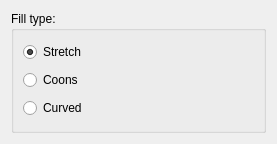
Qt form src/Mod/Surface/Gui/SurfaceFilling.ui (berndhahnebach/All_FreeCAD) before a commit.
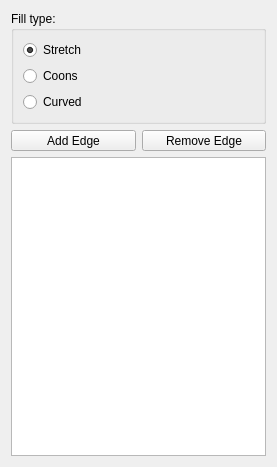
The same form after that commit.

Commit message: improve usability of surface function

```diff
--- a/src/Mod/Surface/Gui/SurfaceFilling.ui
+++ b/src/Mod/Surface/Gui/SurfaceFilling.ui
@@ -7,7 +7,7 @@
     <x>0</x>
     <y>0</y>
     <width>277</width>
-    <height>144</height>
+    <height>467</height>
    </rect>
   </property>
   <property name="sizePolicy">
@@ -20,7 +20,7 @@
    <string>Filling</string>
   </property>
   <layout class="QGridLayout" name="gridLayout">
-   <item row="0" column="0" colspan="2">
+   <item row="0" column="0">
     <widget class="QGroupBox" name="fillTypes">
      <property name="title">
       <string>Fill type:</string>
@@ -59,6 +59,45 @@
      </layout>
     </widget>
    </item>
+   <item row="1" column="0">
+    <layout class="QHBoxLayout" name="horizontalLayout">
+     <item>
+      <widget class="QToolButton" name="buttonEdgeAdd">
+       <property name="enabled">
+        <bool>true</bool>
+       </property>
+       <property name="sizePolicy">
+        <sizepolicy hsizetype="Expanding" vsizetype="Fixed">
+         <horstretch>0</horstretch>
+         <verstretch>0</verstretch>
+        </sizepolicy>
+       </property>
+       <property name="text">
+        <string>Add Edge</string>
+       </property>
+       <property name="checked">
+        <bool>false</bool>
+       </property>
+      </widget>
+     </item>
+     <item>
+      <widget class="QToolButton" name="buttonEdgeRemove">
+       <property name="sizePolicy">
+        <sizepolicy hsizetype="Expanding" vsizetype="Fixed">
+         <horstretch>0</horstretch>
+         <verstretch>0</verstretch>
+        </sizepolicy>
+       </property>
+       <property name="text">
+        <string>Remove Edge</string>
+       </property>
+      </widget>
+     </item>
+    </layout>
+   </item>
+   <item row="2" column="0">
+    <widget class="QListWidget" name="listWidget"/>
+   </item>
   </layout>
  </widget>
  <layoutdefault spacing="6" margin="11"/>
```
The commit also changes 3 other files.
